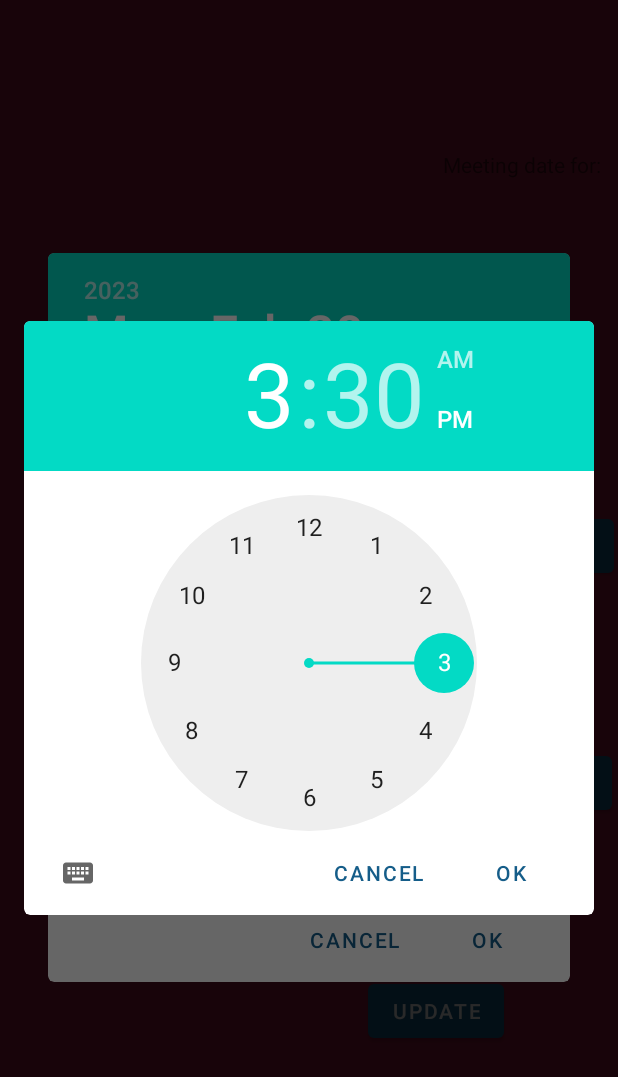
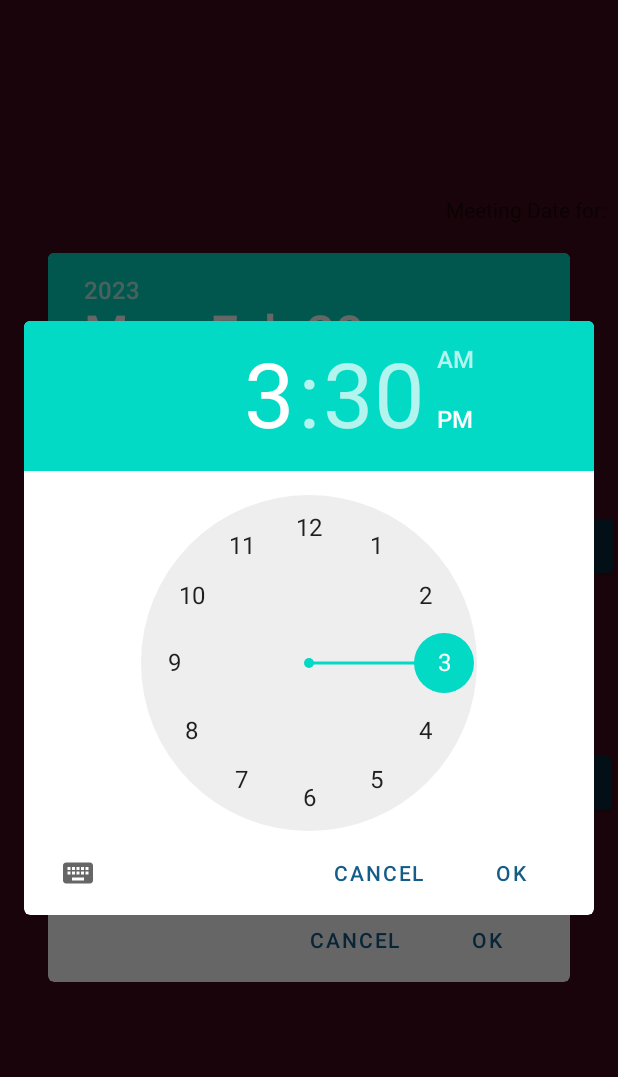
Before and after one commit to devanoj/EmailAPI, an Android app: the SubmissionPage screen opened directly, with no data from a screen before it, after a tap on "TEST TIME", on a phone screen of 412 x 824 dp. Shown: the top 1077 px of the screen. Run offline under Robolectric (Android 15) with nearby library versions, the phone set to English and light mode, and no system bars; our stand-ins replace Firebase (no records; nobody signed in at launch, a user with empty details on screens opened directly); libraries missing offline, so code that uses them is left out: javax.mail, javax.mail.internet; pictures from the network do not load; Roboto replaces fonts that are not available here; 1 statement that could not run was skipped.

Commit message:
Commit 7 - Delete Confirm and Submission Permission

```diff
--- a/app/src/main/java/com/example/emailapi/Main/SubmissionPage.java
+++ b/app/src/main/java/com/example/emailapi/Main/SubmissionPage.java
@@ -1,8 +1,10 @@
 package com.example.emailapi.Main;
 
+import android.app.AlertDialog;
 import android.app.DatePickerDialog;
 import android.app.TimePickerDialog;
 import android.content.ContentResolver;
+import android.content.DialogInterface;
 import android.content.Intent;
 import android.net.Uri;
 import android.os.Bundle;
@@ -42,8 +44,8 @@ import javax.mail.internet.MimeMessage;
 
 
 public class SubmissionPage extends AppCompatActivity {
-    TextView nameDog, display, displaytime, inputName1, inputAge1, inputBreed, inputEnergy;
-    Button dateButton, cMail, deleteAnimal, updateAnimal, mButtonChooseImage, backToExplore, inputAnimal;
+    TextView nameDog, display, displaytime, inputName1, inputAge1, inputBreed, inputEnergy, meeting1;
+    Button dateButton, cMail, deleteAnimal, updateAnimal, mButtonChooseImage, backToHome, inputAnimal;
 
     FirebaseAuth mAuth = FirebaseAuth.getInstance();
     FirebaseDatabase database = FirebaseDatabase.getInstance();
@@ -56,7 +58,14 @@ public class SubmissionPage extends AppCompatActivity {
     StorageReference mStorageRef;
     StorageTask mUploadTask;
 
-    String x = "Hi";
+    boolean isVisible = false;
+    String rEmail = "Anything@gmail.com";
+    String cUser;
+
+    {
+        assert currentUser != null;
+        cUser = currentUser.getUid();
+    }
 
     @Override
     protected void onCreate(Bundle savedInstanceState) {
@@ -70,29 +79,32 @@ public class SubmissionPage extends AppCompatActivity {
         inputAge1 = findViewById(R.id.AgeEdit1);
         inputBreed = findViewById(R.id.breed);
         inputEnergy = findViewById(R.id.energyLevel);
+        meeting1 = findViewById(R.id.Meeting);
 
         dateButton = findViewById(R.id.button);
         cMail = findViewById(R.id.mail);
         deleteAnimal = findViewById(R.id.delete);
         updateAnimal = findViewById(R.id.update);
-        backToExplore = findViewById(R.id.goExplore);
+        backToHome = findViewById(R.id.goExplore);
         mButtonChooseImage = findViewById(R.id.button_choose_image);
         inputAnimal = findViewById(R.id.submitButton1);
 
-        backToExplore.setOnClickListener(v -> {
-            goBackToExplore();
+
+        userPermissions();
+        displayDogName();
+
+        backToHome.setOnClickListener(v -> {
+            goBackToHome();
         });
 
         deleteAnimal.setOnClickListener(v -> {
-            setUpDeleteButton();
-            goBackToExplore();
+            confirmDialog();
         });
 
         updateAnimal.setOnClickListener(v3 -> {
             showUpdate();
         });
 
-        nameDog.setText("Meeting date for: ");
         dateButton.setOnClickListener(view -> {
             openDatePickerDialog();
             openTimePickerDialog();
@@ -100,14 +112,67 @@ public class SubmissionPage extends AppCompatActivity {
 
         cMail.setOnClickListener(v1 -> {
             getMailFromFirebase();
-            goBackToExplore();
+            goBackToHome();
         });
 
     }
 
-    private void goBackToExplore() {
+    private void confirmDialog() {
+        AlertDialog.Builder builder = new AlertDialog.Builder(this);
+        builder.setMessage("Are you sure you want to proceed?")
+                .setCancelable(false)
+                .setPositiveButton("Yes", new DialogInterface.OnClickListener() {
+                    public void onClick(DialogInterface dialog, int id) {
+                        setUpDeleteButton();
+                        goBackToHome();
+                    }
+                })
+                .setNegativeButton("No", new DialogInterface.OnClickListener() {
+                    public void onClick(DialogInterface dialog, int id) {
+                        dialog.cancel();
+                    }
+                });
+        AlertDialog alert = builder.create();
+        alert.show();
+    }
+
+    private void displayDogName() {
+        Bundle getBundle = this.getIntent().getExtras();
+        String n = getBundle.getString("Name");
+        nameDog.setText(n);
+    }
+
+    private void userPermissions() {
+        drUser.child(cUser).child("organisation").addListenerForSingleValueEvent(new ValueEventListener() {
+            @Override
+            public void onDataChange(@NonNull DataSnapshot snapshot) {
+                boolean org = Boolean.TRUE.equals(snapshot.getValue(boolean.class));
+                if (org) {
+                    isOrganisation();
+                } else {
+                    isUser();
+                }
+            }
+            @Override
+            public void onCancelled(@NonNull DatabaseError error) {Toast.makeText(getApplicationContext(), "Organisation not found", Toast.LENGTH_SHORT).show();}
+        });
+    }
+
+    private void isUser() {
+        deleteAnimal.setVisibility(View.INVISIBLE);
+        updateAnimal.setVisibility(View.INVISIBLE);
+
+    }
+
+    private void isOrganisation() {
+        dateButton.setVisibility(View.INVISIBLE);
+        cMail.setVisibility(View.INVISIBLE);
+        meeting1.setVisibility(View.INVISIBLE);
+    }
+
+    private void goBackToHome() {
         Bundle bundle2 = new Bundle();
-        Intent intent2 = new Intent(SubmissionPage.this, Explore.class);
+        Intent intent2 = new Intent(SubmissionPage.this, Home.class);
         intent2.putExtras(bundle2);
         startActivity(intent2);
     }
@@ -116,14 +181,24 @@ public class SubmissionPage extends AppCompatActivity {
     private void showUpdate() {
         Bundle getBundle = this.getIntent().getExtras();
         String idUser = getBundle.getString("idFromUser");
-        String cUser = currentUser.getUid();
 
+        if (isVisible) {
+            inputName1.setVisibility(View.INVISIBLE);
+            inputAge1.setVisibility(View.INVISIBLE);
+            inputBreed.setVisibility(View.INVISIBLE);
+            inputEnergy.setVisibility(View.INVISIBLE);
+            inputAnimal.setVisibility(View.INVISIBLE);
+            mButtonChooseImage.setVisibility(View.INVISIBLE);
+            isVisible = false;
+        } else {
             inputName1.setVisibility(View.VISIBLE);
             inputAge1.setVisibility(View.VISIBLE);
             inputBreed.setVisibility(View.VISIBLE);
             inputEnergy.setVisibility(View.VISIBLE);
             inputAnimal.setVisibility(View.VISIBLE);
             mButtonChooseImage.setVisibility(View.VISIBLE);
+            isVisible = true;
+        }
 
         mButtonChooseImage.setOnClickListener(v -> openFileChooser());
 
@@ -227,7 +302,8 @@ public class SubmissionPage extends AppCompatActivity {
         Bundle getBundle = this.getIntent().getExtras();
         String id = getBundle.getString("Id");
         String idUser = getBundle.getString("idFromUser");
-        String cUser = currentUser.getUid();
+
+
 
         if (cUser.equals(idUser)) {
             dr.child(id).removeValue()
@@ -239,13 +315,13 @@ public class SubmissionPage extends AppCompatActivity {
     }
 
     private void getMailFromFirebase() {
-        String cUser = currentUser.getUid();
+
 
         drUser.child(cUser).child("email").addListenerForSingleValueEvent(new ValueEventListener() {
             @Override
             public void onDataChange(@NonNull DataSnapshot snapshot) {
-                x = snapshot.getValue(String.class);
-                confirmAndMail(x);
+                rEmail = snapshot.getValue(String.class);
+                confirmAndMail(rEmail);
             }
 
             @Override
--- a/app/src/main/res/layout/sub_layout.xml
+++ b/app/src/main/res/layout/sub_layout.xml
@@ -24,6 +24,16 @@
         android:layout_marginTop="100dp"
         android:layout_marginEnd="8dp"
         android:text="TextView"
+        app:layout_constraintEnd_toEndOf="parent"
+        app:layout_constraintTop_toTopOf="parent" />
+
+    <TextView
+        android:id="@+id/Meeting"
+        android:layout_width="wrap_content"
+        android:layout_height="wrap_content"
+        android:layout_marginTop="130dp"
+        android:layout_marginEnd="8dp"
+        android:text="Meeting Date for:"
         app:layout_constraintEnd_toEndOf="parent"
         app:layout_constraintTop_toTopOf="parent" />
 
```
Lines whose indentation alone changed are shown as unchanged.
